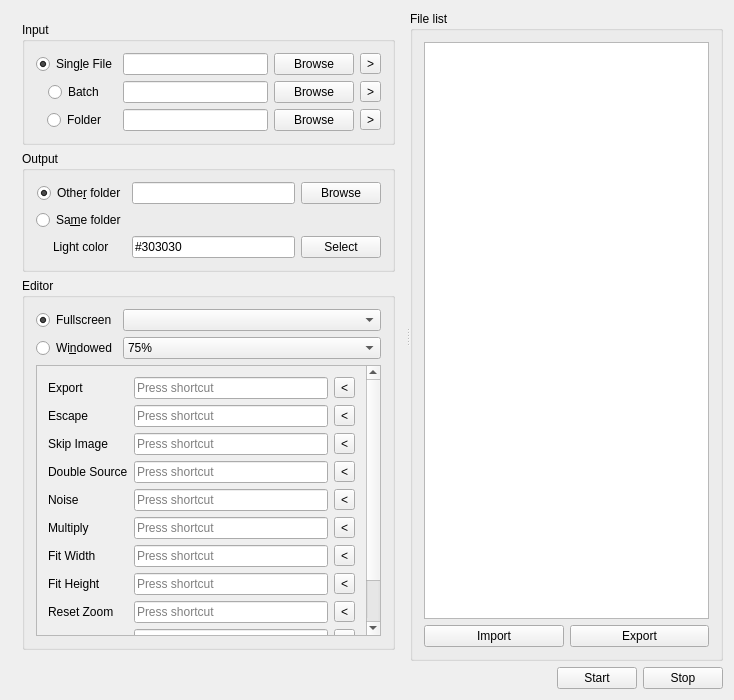
Qt form mainwindow.ui (cmdrkotori/darkcropper) before a commit.
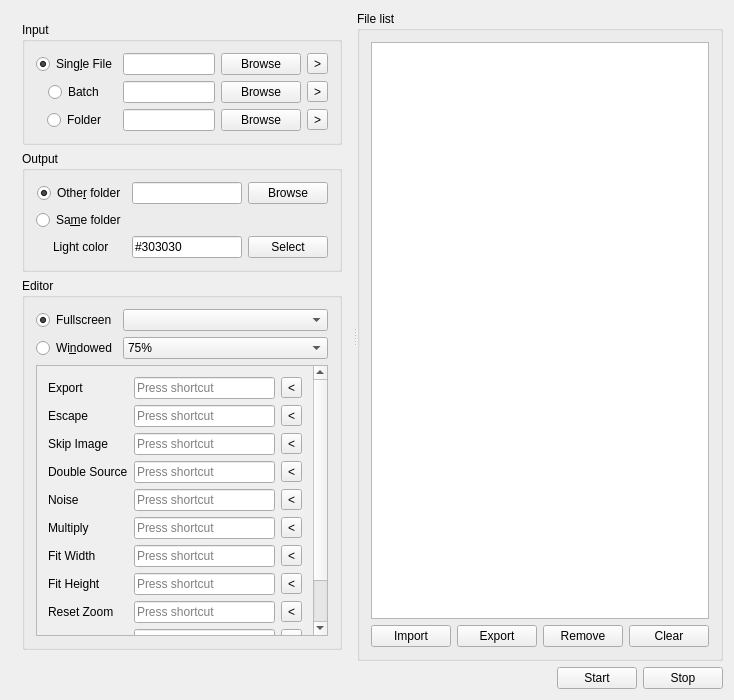
The same form after that commit. Icons and pictures are not drawn.

Commit message: mainwindow: add remove/clear buttons

```diff
--- a/mainwindow.ui
+++ b/mainwindow.ui
@@ -24,7 +24,7 @@
       <property name="orientation">
        <enum>Qt::Horizontal</enum>
       </property>
-      <widget class="QWidget" name="">
+      <widget class="QWidget" name="layoutWidget">
        <layout class="QVBoxLayout" name="verticalLayout" stretch="0,0,1">
         <item>
          <widget class="QGroupBox" name="groupBox">
@@ -310,8 +310,8 @@
               <property name="geometry">
                <rect>
                 <x>0</x>
-                <y>-147</y>
-                <width>356</width>
+                <y>0</y>
+                <width>306</width>
                 <height>386</height>
                </rect>
               </property>
@@ -632,6 +632,20 @@
             </property>
            </widget>
           </item>
+          <item>
+           <widget class="QPushButton" name="listRemove">
+            <property name="text">
+             <string>Remove</string>
+            </property>
+           </widget>
+          </item>
+          <item>
+           <widget class="QPushButton" name="listClear">
+            <property name="text">
+             <string>Clear</string>
+            </property>
+           </widget>
+          </item>
          </layout>
         </item>
        </layout>
```
The commit also changes 2 other files.
